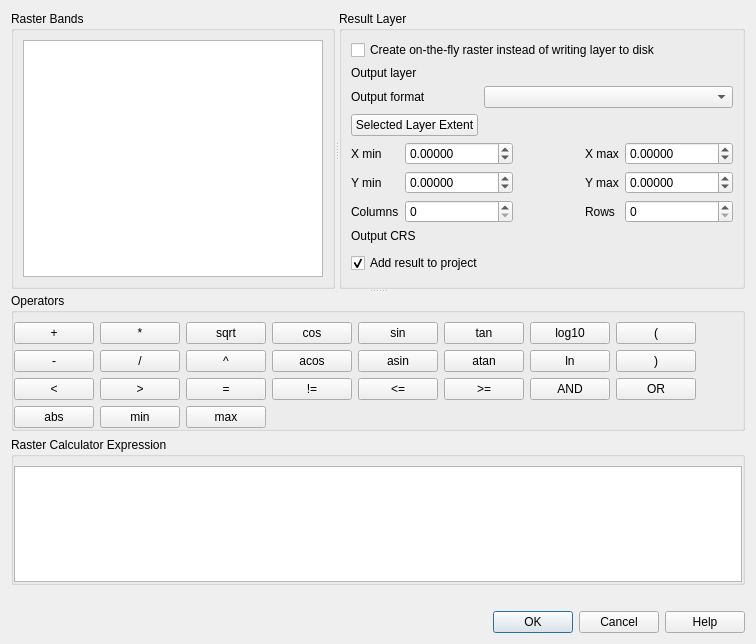
This is src/ui/qgsrastercalcdialogbase.ui in qgis/QGIS as Qt 5 draws it before an edit. The edited form follows.
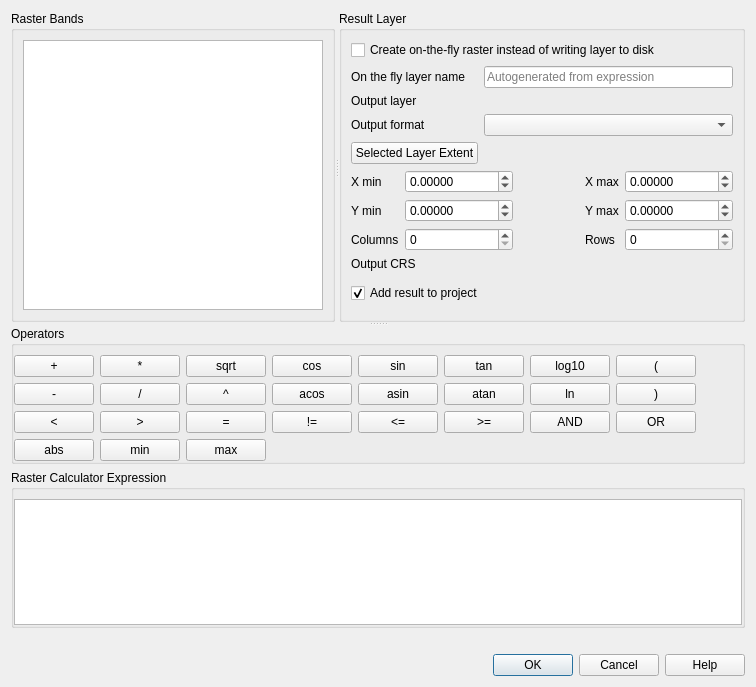
This is the edited form. Custom widgets are drawn as their Qt base class.

Diff of the .ui file:
```diff
--- a/src/ui/qgsrastercalcdialogbase.ui
+++ b/src/ui/qgsrastercalcdialogbase.ui
@@ -7,7 +7,7 @@
     <x>0</x>
     <y>0</y>
     <width>756</width>
-    <height>644</height>
+    <height>687</height>
    </rect>
   </property>
   <property name="windowTitle">
@@ -38,57 +38,17 @@
         <string>Result Layer</string>
        </property>
        <layout class="QGridLayout" name="gridLayout_4" columnstretch="0,0,0,0">
-        <item row="8" column="0">
-         <spacer name="verticalSpacer_2">
-          <property name="orientation">
-           <enum>Qt::Vertical</enum>
-          </property>
-          <property name="sizeHint" stdset="0">
-           <size>
-            <width>20</width>
-            <height>40</height>
-           </size>
-          </property>
-         </spacer>
+        <item row="3" column="1" colspan="3">
+         <widget class="QComboBox" name="mOutputFormatComboBox"/>
         </item>
-        <item row="1" column="0">
-         <widget class="QLabel" name="mOutputLayerLabel">
-          <property name="text">
-           <string>Output layer</string>
+        <item row="6" column="1" colspan="3">
+         <widget class="QgsProjectionSelectionWidget" name="mCrsSelector" native="true">
+          <property name="focusPolicy">
+           <enum>Qt::StrongFocus</enum>
           </property>
          </widget>
         </item>
-        <item row="7" column="0" colspan="4">
-         <widget class="QCheckBox" name="mAddResultToProjectCheckBox">
-          <property name="text">
-           <string>Add result to project</string>
-          </property>
-          <property name="checked">
-           <bool>true</bool>
-          </property>
-         </widget>
-        </item>
-        <item row="5" column="0">
-         <widget class="QLabel" name="label">
-          <property name="text">
-           <string>Output CRS</string>
-          </property>
-         </widget>
-        </item>
-        <item row="6" column="1">
-         <spacer name="verticalSpacer">
-          <property name="orientation">
-           <enum>Qt::Vertical</enum>
-          </property>
-          <property name="sizeHint" stdset="0">
-           <size>
-            <width>20</width>
-            <height>40</height>
-           </size>
-          </property>
-         </spacer>
-        </item>
-        <item row="4" column="0" colspan="4">
+        <item row="5" column="0" colspan="4">
          <layout class="QGridLayout" name="gridLayout_3">
           <item row="3" column="3">
            <widget class="QLabel" name="mRowsLabel">
@@ -213,29 +173,49 @@
           </item>
          </layout>
         </item>
-        <item row="5" column="1" colspan="3">
-         <widget class="QgsProjectionSelectionWidget" name="mCrsSelector" native="true">
-          <property name="focusPolicy">
-           <enum>Qt::StrongFocus</enum>
+        <item row="8" column="0" colspan="4">
+         <widget class="QCheckBox" name="mAddResultToProjectCheckBox">
+          <property name="text">
+           <string>Add result to project</string>
+          </property>
+          <property name="checked">
+           <bool>true</bool>
           </property>
          </widget>
         </item>
-        <item row="3" column="0">
-         <widget class="QPushButton" name="mCurrentLayerExtentButton">
+        <item row="6" column="0">
+         <widget class="QLabel" name="label">
           <property name="text">
-           <string>Selected Layer Extent</string>
+           <string>Output CRS</string>
           </property>
          </widget>
         </item>
         <item row="2" column="0">
+         <widget class="QLabel" name="mOutputLayerLabel">
+          <property name="text">
+           <string>Output layer</string>
+          </property>
+         </widget>
+        </item>
+        <item row="3" column="0">
          <widget class="QLabel" name="mOutputFormatLabel">
           <property name="text">
            <string>Output format</string>
           </property>
          </widget>
         </item>
-        <item row="2" column="1" colspan="3">
-         <widget class="QComboBox" name="mOutputFormatComboBox"/>
+        <item row="9" column="0">
+         <spacer name="verticalSpacer_2">
+          <property name="orientation">
+           <enum>Qt::Vertical</enum>
+          </property>
+          <property name="sizeHint" stdset="0">
+           <size>
+            <width>20</width>
+            <height>40</height>
+           </size>
+          </property>
+         </spacer>
         </item>
         <item row="0" column="0" colspan="4">
          <widget class="QCheckBox" name="mUseVirtualProviderCheckBox">
@@ -250,9 +230,46 @@
           </property>
          </widget>
         </item>
-        <item row="1" column="1" colspan="3">
+        <item row="7" column="1">
+         <spacer name="verticalSpacer">
+          <property name="orientation">
+           <enum>Qt::Vertical</enum>
+          </property>
+          <property name="sizeHint" stdset="0">
+           <size>
+            <width>20</width>
+            <height>40</height>
+           </size>
+          </property>
+         </spacer>
+        </item>
+        <item row="4" column="0">
+         <widget class="QPushButton" name="mCurrentLayerExtentButton">
+          <property name="text">
+           <string>Selected Layer Extent</string>
+          </property>
+         </widget>
+        </item>
+        <item row="2" column="1" colspan="3">
          <widget class="QgsFileWidget" name="mOutputLayer" native="true"/>
         </item>
+        <item row="1" column="0">
+         <widget class="QLabel" name="mVirtualLayerLabel">
+          <property name="text">
+           <string>On the fly layer name</string>
+          </property>
+         </widget>
+        </item>
+        <item row="1" column="1" colspan="3">
+         <widget class="QLineEdit" name="mVirtualLayerName">
+          <property name="text">
+           <string/>
+          </property>
+          <property name="placeholderText">
+           <string>Autogenerated from expression</string>
+          </property>
+         </widget>
+        </item>
        </layout>
       </widget>
      </widget>
```
